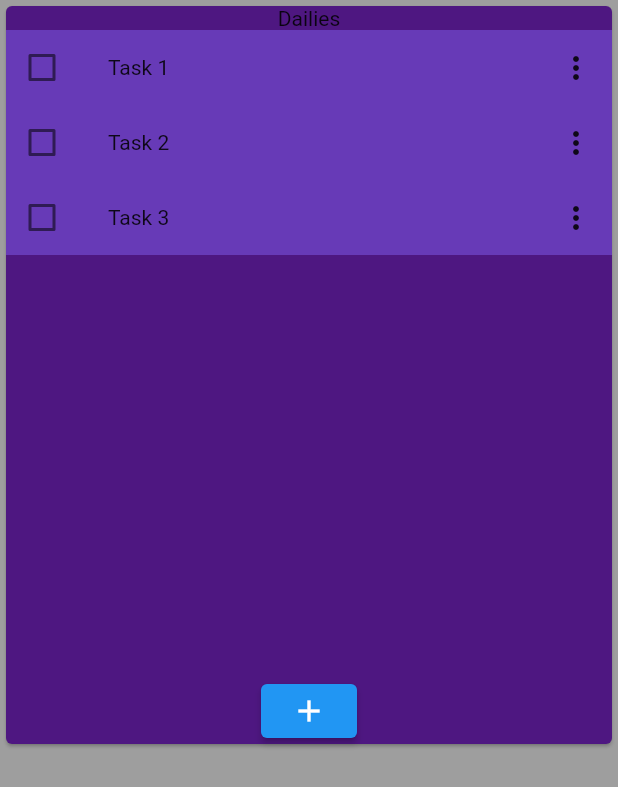
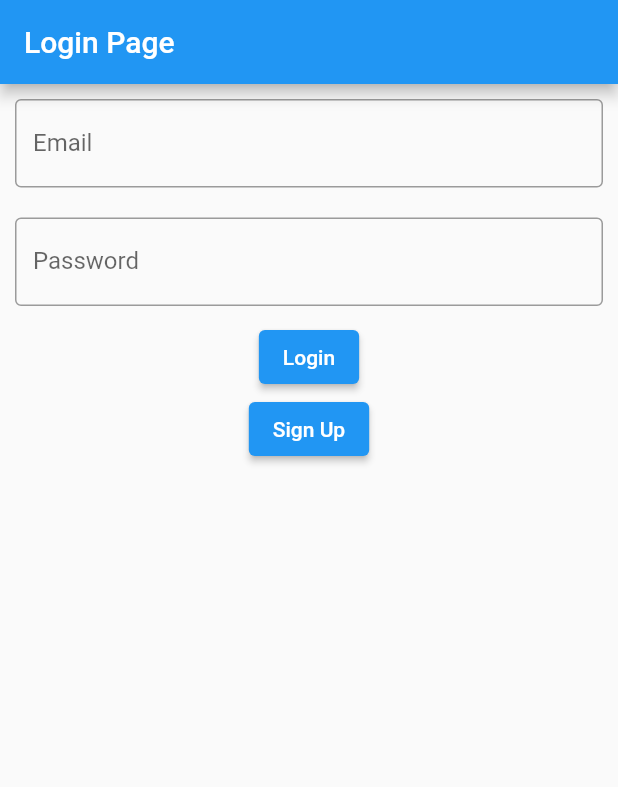
Before and after one commit to KevryP/c_linked, a Flutter app: the screen it shows after launch, on a phone screen of 412 x 824 dp. Shown: the top 787 px of the screen. Run offline on Flutter 3.47's test engine with Material 2 defaults, Android fonts, the light colour scheme and no system bars; our stand-ins replace firebase_auth, firebase_core; missing offline and left inert: dart:js_util; accounts and stored records are empty.

Commit message:
Firebase authentication. Users can now sign up, login, and sign out.

```diff
--- a/lib/main.dart
+++ b/lib/main.dart
@@ -1,3 +1,5 @@
+import 'package:c_linked/widgets/login.dart';
+import 'package:c_linked/widgets/signup.dart';
 import 'package:flutter/material.dart';
 import 'widgets/profile.dart';
 import 'package:firebase_core/firebase_core.dart';
@@ -5,29 +7,30 @@ import 'firebase_options.dart';
 import 'package:firebase_auth/firebase_auth.dart';
 
 void main() async {
+  WidgetsFlutterBinding.ensureInitialized();
   await Firebase.initializeApp(
     options: DefaultFirebaseOptions.currentPlatform,
   );
-  FirebaseAuth.instance.authStateChanges().listen((User? user) {
-    if (user == null) {
-      print("User is not logged in");
-    } else {
-      print("User is logged in");
-    }
-  });
   runApp(const MainApp());
 }
 
-class MainApp extends StatelessWidget {
+class MainApp extends StatefulWidget {
   const MainApp({super.key});
 
   @override
+  State<MainApp> createState() => MainAppState();
+}
+
+class MainAppState extends State<MainApp> {
+  User? user = FirebaseAuth.instance.currentUser;
+
+  @override
   Widget build(BuildContext context) {
-    return const MaterialApp(
+    return MaterialApp(
       home: Scaffold(
         backgroundColor: Colors.black38,
         body: Center(
-          child: Profile(),
+          child: user != null ? const Profile() : const LoginPage(),
         ),
       ),
     );
--- /dev/null
+++ b/lib/widgets/login.dart
@@ -0,0 +1,102 @@
+import 'package:c_linked/widgets/profile.dart';
+import 'package:c_linked/widgets/signup.dart';
+import 'package:flutter/material.dart';
+import 'package:firebase_auth/firebase_auth.dart';
+
+class LoginPage extends StatefulWidget {
+  const LoginPage({super.key});
+
+  @override
+  State<StatefulWidget> createState() => LoginPageState();
+}
+
+class LoginPageState extends State<LoginPage> {
+  final GlobalKey<FormState> _formKey = GlobalKey<FormState>();
+  final TextEditingController _emailController = TextEditingController();
+  final TextEditingController _passwordController = TextEditingController();
+
+  @override
+  Widget build(BuildContext context) {
+    return Scaffold(
+      appBar: AppBar(
+        title: const Text('Login Page'),
+      ),
+      body: Form(
+        key: _formKey,
+        child: Column(
+          children: [
+            Padding(
+              padding: const EdgeInsets.all(10),
+              child: TextFormField(
+                controller: _emailController,
+                decoration: const InputDecoration(
+                  border: OutlineInputBorder(),
+                  labelText: 'Email',
+                  hintText: 'Enter your email address',
+                ),
+                validator: (value) {
+                  if (value!.isEmpty) {
+                    return "Enter an email address";
+                  }
+                  return null;
+                },
+              ),
+            ),
+            Padding(
+              padding: const EdgeInsets.all(10),
+              child: TextFormField(
+                controller: _passwordController,
+                obscureText: true,
+                decoration: const InputDecoration(
+                  border: OutlineInputBorder(),
+                  labelText: 'Password',
+                  hintText: 'Enter your password',
+                ),
+                validator: (value) {
+                  if (value!.isEmpty) {
+                    return "Enter your password";
+                  }
+                  return null;
+                },
+              ),
+            ),
+            ElevatedButton(
+                onPressed: () async {
+                  if (_formKey.currentState!.validate()) {
+                    _login();
+                  }
+                },
+                child: const Text("Login")),
+            changeForm(),
+          ],
+        ),
+      ),
+    );
+  }
+
+  void _login() async {
+    FirebaseAuth.instance
+        .signInWithEmailAndPassword(
+            email: _emailController.text, password: _passwordController.text)
+        .then((value) => Navigator.push(
+            context,
+            MaterialPageRoute(
+              builder: (context) => const Profile(),
+            )))
+        .onError((error, stackTrace) {
+      print("error: $error");
+    });
+  }
+
+  ElevatedButton changeForm() {
+    return ElevatedButton(
+        onPressed: () => {
+              Navigator.push(
+                  context,
+                  MaterialPageRoute(
+                    builder: (context) => const SignUp(),
+                  ))
+            },
+        child: const Text("Sign Up"));
+  }
+}
```
Also changed, not shown: lib/widgets/profile.dart (+15 -0 lines), lib/widgets/signup.dart (added, +102 -0 lines).
